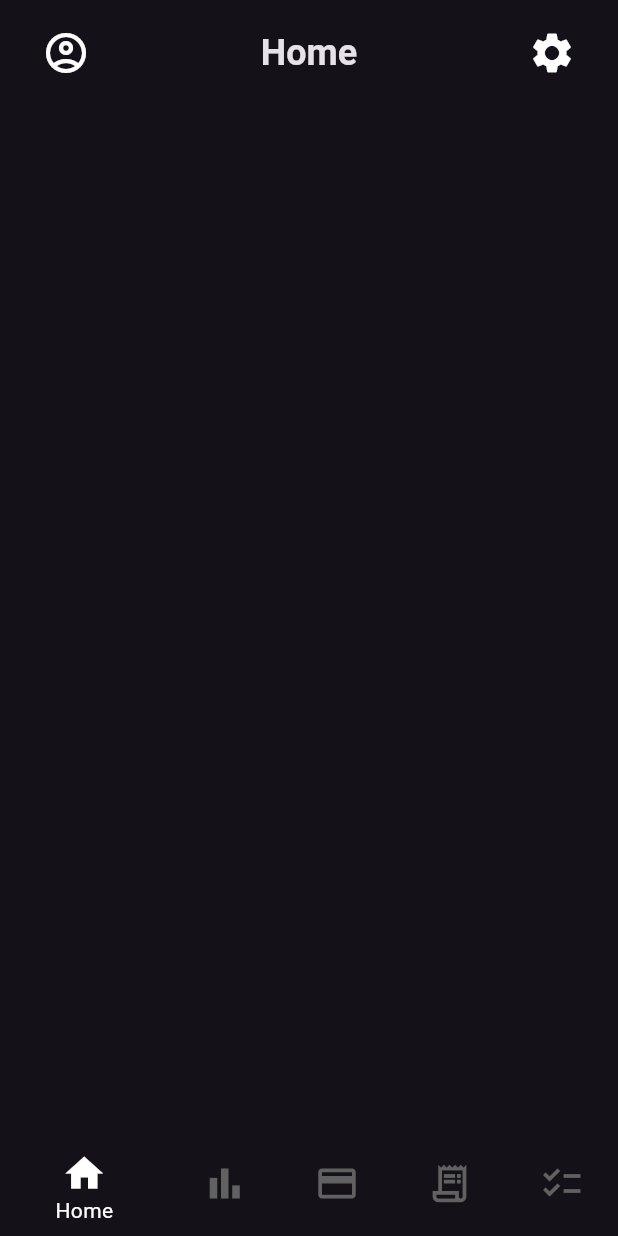
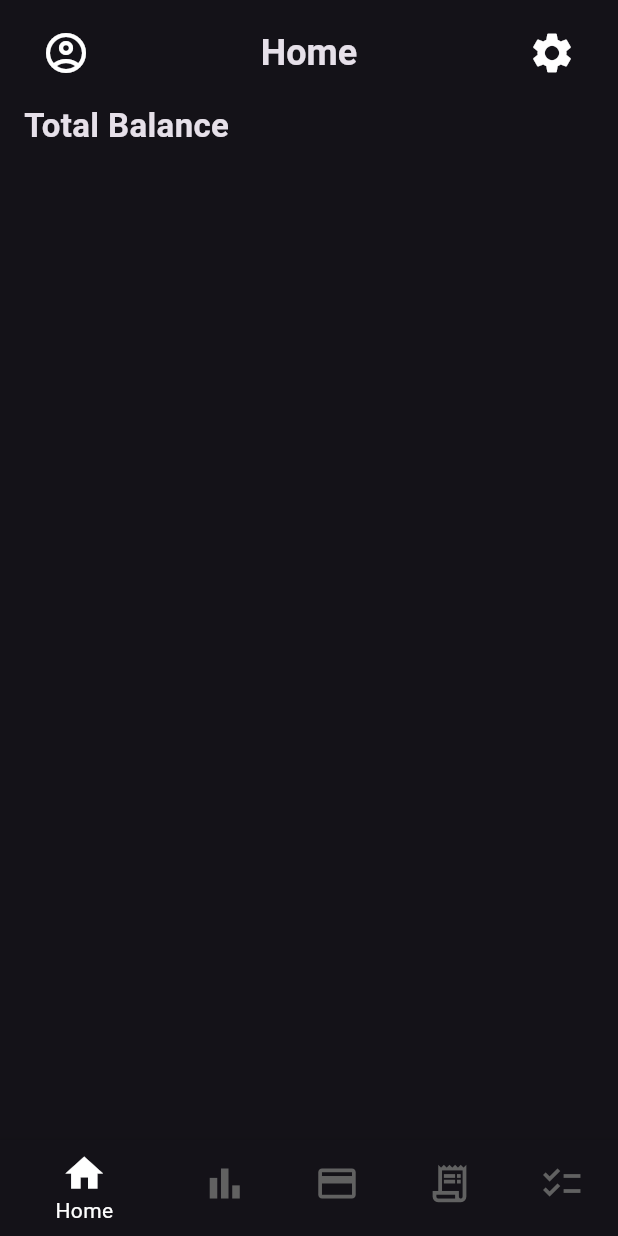
Before and after one commit to omarhelmy2004/saving_app, a Flutter app: the screen it shows after launch, on a phone screen of 412 x 824 dp. Run offline on Flutter 3.47's test engine with Material 3 defaults, Android fonts, the phone set to English and light mode, and no system bars.

Commit message:
adding some things into home page

```diff
--- a/lib/views/bottom_navigation_views.dart/home_view.dart
+++ b/lib/views/bottom_navigation_views.dart/home_view.dart
@@ -1,4 +1,5 @@
 import 'package:flutter/material.dart';
+import 'package:saving_app/widgets/bold_text.dart';
 
 class HomeView extends StatelessWidget {
   const HomeView({super.key});
@@ -7,7 +8,10 @@ class HomeView extends StatelessWidget {
   Widget build(BuildContext context) {
     return Scaffold(
       body: ListView(
-        children: const [],
+        padding: const EdgeInsets.symmetric(horizontal: 16, vertical: 12),
+        children: const [
+          BoldText(text: 'Total Balance', fontSize: 22,)
+        ],
       ),
     );
   }
--- /dev/null
+++ b/lib/widgets/bold_text.dart
@@ -0,0 +1,14 @@
+import 'package:flutter/material.dart';
+
+class BoldText extends StatelessWidget {
+  const BoldText({super.key, required this.text,  this.fontSize = 24});
+  final String text;
+  final double fontSize;
+  @override
+  Widget build(BuildContext context) {
+    return  Text(
+            text,
+            style:  TextStyle(fontSize: fontSize, fontWeight: FontWeight.bold),
+          );
+  }
+}
```
